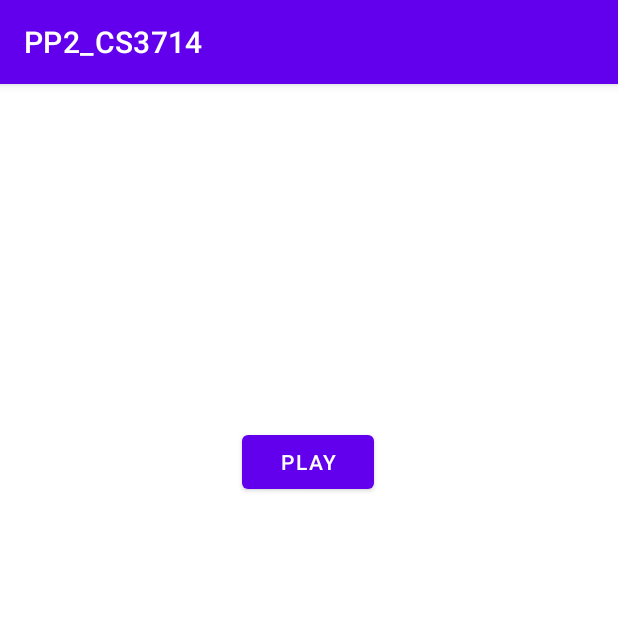
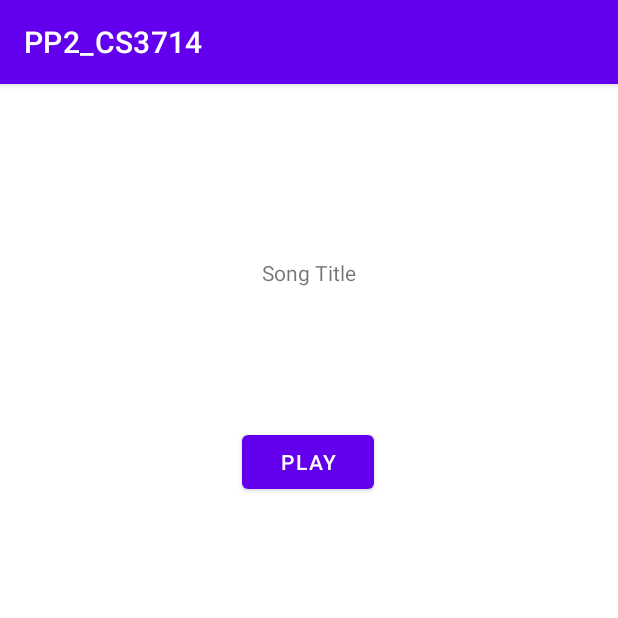
Before and after one commit to tranthai09/PP2_CS3714, an Android app: the screen it shows after launch (MainActivity), on a phone screen of 412 x 824 dp, the top half of it. Run offline under Robolectric (Android 15) with nearby library versions, the phone set to English and light mode, and no system bars; 2 statements that could not run were skipped.

Commit message:
Create 2 classes

```diff
--- a/app/src/main/java/com/example/pp2_cs3714/MainActivity.java
+++ b/app/src/main/java/com/example/pp2_cs3714/MainActivity.java
@@ -9,6 +9,7 @@ import android.os.Bundle;
 import android.os.IBinder;
 import android.view.View;
 import android.widget.Button;
+import android.widget.TextView;
 
 import androidx.appcompat.app.AppCompatActivity;
 
@@ -28,6 +29,8 @@ public class MainActivity extends AppCompatActivity implements  View.OnClickList
     public static final String INITIALIZE_STATUS = "initialization status";
     public static final String MUSIC_PLAYING = "music playing";
 
+    TextView music;
+
     @Override
     protected void onCreate(Bundle savedInstanceState) {
         super.onCreate(savedInstanceState);
@@ -41,9 +44,11 @@ public class MainActivity extends AppCompatActivity implements  View.OnClickList
         prev.setOnClickListener(this);
         next.setOnClickListener(this);
 
+        music = (TextView) findViewById(R.id.tv_songTitle);
+
         if(savedInstanceState != null){
             isInitialized = savedInstanceState.getBoolean(INITIALIZE_STATUS);
-            //music.setText(savedInstanceState.getString(MUSIC_PLAYING));
+            music.setText(savedInstanceState.getString(MUSIC_PLAYING));
         }
 
         startMusicServiceIntent = new Intent(this, MusicService.class);
@@ -88,6 +93,11 @@ public class MainActivity extends AppCompatActivity implements  View.OnClickList
         registerReceiver(musicCompletionReceiver, new IntentFilter(MusicService.COMPLETE_INTENT));
     }
 
+    public void updateName(String musicName) {
+
+        music.setText(musicName);
+    }
+
     @Override
     protected void onPause() {
         super.onPause();
@@ -103,7 +113,7 @@ public class MainActivity extends AppCompatActivity implements  View.OnClickList
     @Override
     protected void onSaveInstanceState(Bundle outState) {
         outState.putBoolean(INITIALIZE_STATUS, isInitialized);
-        //outState.putString(MUSIC_PLAYING, music.getText().toString());
+        outState.putString(MUSIC_PLAYING, music.getText().toString());
         super.onSaveInstanceState(outState);
     }
 
--- a/app/src/main/java/com/example/pp2_cs3714/MusicCompletionReceiver.java
+++ b/app/src/main/java/com/example/pp2_cs3714/MusicCompletionReceiver.java
@@ -19,6 +19,6 @@ public class MusicCompletionReceiver extends BroadcastReceiver {
     @Override
     public void onReceive(Context context, Intent intent) {
         String musicName= intent.getStringExtra(MusicService.MUSICNAME);
-        //mainActivity.updateName(musicName);
+        mainActivity.updateName(musicName);
     }
 }
--- a/app/src/main/res/layout/activity_main.xml
+++ b/app/src/main/res/layout/activity_main.xml
@@ -36,4 +36,14 @@
         android:text="Next"
         app:layout_constraintEnd_toEndOf="parent"
         app:layout_constraintTop_toBottomOf="@+id/btn_play_pause" />
+
+    <TextView
+        android:id="@+id/tv_songTitle"
+        android:layout_width="wrap_content"
+        android:layout_height="wrap_content"
+        android:layout_marginTop="116dp"
+        android:text="Song Title"
+        app:layout_constraintEnd_toEndOf="parent"
+        app:layout_constraintStart_toStartOf="parent"
+        app:layout_constraintTop_toTopOf="parent" />
 </androidx.constraintlayout.widget.ConstraintLayout>
```
Also changed, not shown: app/src/main/AndroidManifest.xml (+11 -0 lines).
